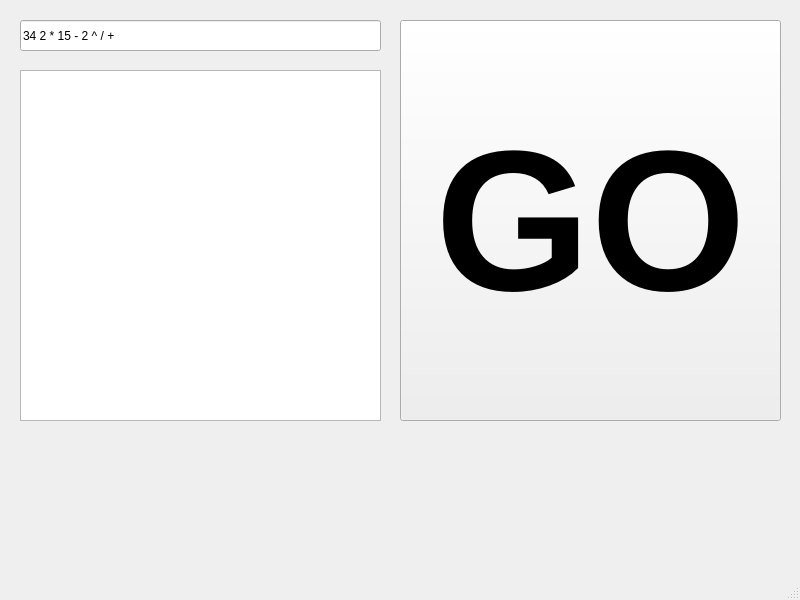
Old version of the form programming/lab4/InversPolish/mainwindow.ui in the repository Tsukun/Programminglab.
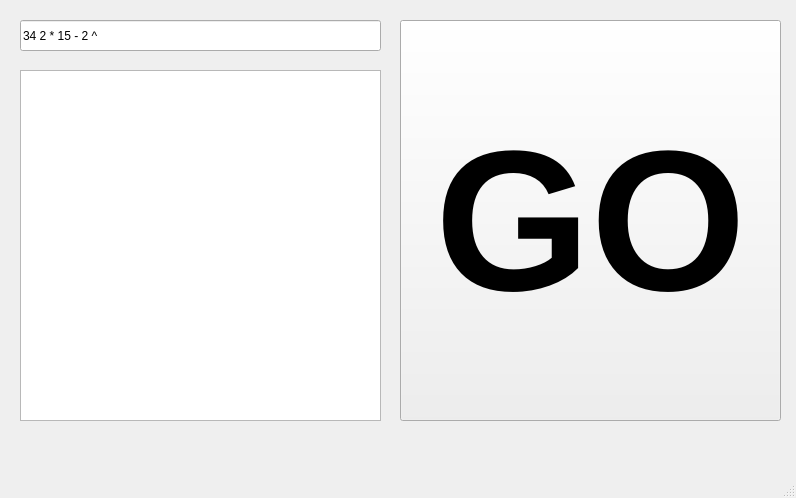
New version of the form.

```diff
--- a/programming/lab4/InversPolish/mainwindow.ui
+++ b/programming/lab4/InversPolish/mainwindow.ui
@@ -6,8 +6,8 @@
    <rect>
     <x>0</x>
     <y>0</y>
-    <width>800</width>
-    <height>600</height>
+    <width>796</width>
+    <height>498</height>
    </rect>
   </property>
   <property name="windowTitle">
@@ -24,7 +24,7 @@
      </rect>
     </property>
     <property name="text">
-     <string>34 2 * 15 - 2 ^ / +</string>
+     <string>34 2 * 15 - 2 ^</string>
     </property>
    </widget>
    <widget class="QTextBrowser" name="polishout">
```
Left out of the diff: 4 changed lines with no effect on the pictures.
